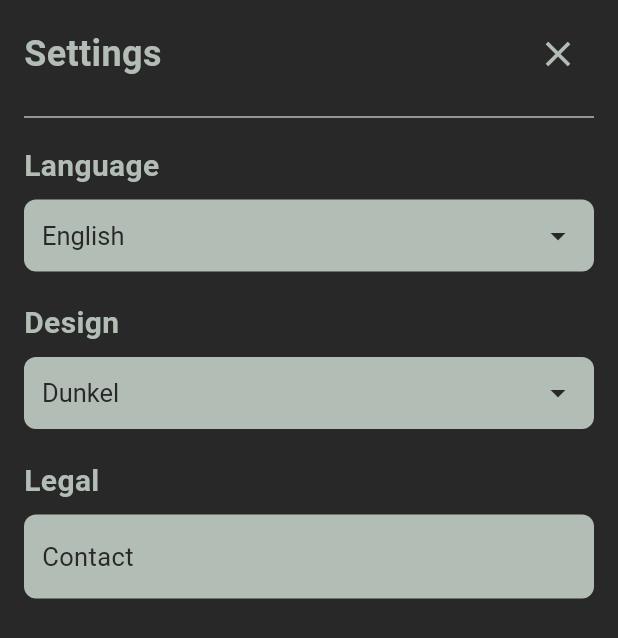
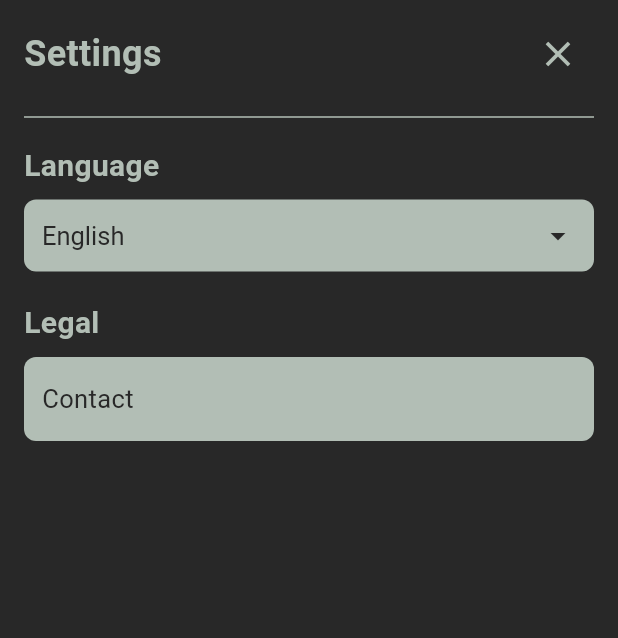
Before and after one commit to Schilling18/charging_station, a Flutter app: the SettingsOverlay widget shown alone on an empty page, opened directly with empty values, on a phone screen of 412 x 824 dp. Shown: the top 638 px of the screen. Run offline on Flutter 3.47's test engine with Material 3 defaults, Android fonts, the phone set to English and light mode, and no system bars; our stand-ins replace easy_localization, flutter_dotenv, flutter_map, geolocator, latlong2, permission_handler and 1 more; accounts and stored records are empty; network calls fail.

Commit message:
Design wurde rausgenommen

```diff
--- a/lib/widgets/settings_overlay.dart
+++ b/lib/widgets/settings_overlay.dart
@@ -18,7 +18,6 @@ class SettingsOverlay extends StatefulWidget {
 
 class SettingsOverlayState extends State<SettingsOverlay> {
   late Locale _selectedLocale;
-  String selectedTheme = 'Dunkel';
 
   final Map<String, Locale> languageMap = {
     'Deutsch': const Locale('de'),
@@ -31,27 +30,11 @@ class SettingsOverlayState extends State<SettingsOverlay> {
   void didChangeDependencies() {
     super.didChangeDependencies();
     _selectedLocale = context.locale;
-    _loadTheme();
   }
 
   Future<void> _saveLocale(Locale locale) async {
     final prefs = await SharedPreferences.getInstance();
     await prefs.setString('selectedLocale', locale.languageCode);
-  }
-
-  Future<void> _saveTheme(String theme) async {
-    final prefs = await SharedPreferences.getInstance();
-    await prefs.setString('selectedTheme', theme);
-  }
-
-  Future<void> _loadTheme() async {
-    final prefs = await SharedPreferences.getInstance();
-    String? theme = prefs.getString('selectedTheme');
-    if (theme != null && mounted) {
-      setState(() {
-        selectedTheme = theme;
-      });
-    }
   }
 
   void _showContactDialog(BuildContext context) {
@@ -196,62 +179,7 @@ class SettingsOverlayState extends State<SettingsOverlay> {
 
                 const SizedBox(height: 20),
 
-                // Design (Theme)
-                Text(
-                  "design".tr(),
-                  style: const TextStyle(
-                    fontSize: 20.0,
-                    fontWeight: FontWeight.bold,
-                    color: Color(0xFFB2BEB5),
-                  ),
-                ),
-                const SizedBox(height: 8),
-                Container(
-                  padding: const EdgeInsets.symmetric(horizontal: 12),
-                  decoration: BoxDecoration(
-                    color: const Color(0xFFB2BEB5),
-                    borderRadius: BorderRadius.circular(8.0),
-                  ),
-                  child: DropdownButtonHideUnderline(
-                    child: DropdownButton<String>(
-                      dropdownColor: const Color(0xFFB2BEB5),
-                      value: selectedTheme,
-                      isExpanded: true,
-                      icon: const Icon(Icons.arrow_drop_down,
-                          color: Color(0xFF282828)),
-                      items: ['Hell', 'Dunkel'].map((String value) {
-                        return DropdownMenuItem<String>(
-                          value: value,
-                          child: Text(
-                            value,
-                            style: const TextStyle(
-                              color: Color(0xFF282828),
-                              fontSize: 17.0,
-                            ),
-                          ),
-                        );
-                      }).toList(),
-                      onChanged: (String? value) async {
-                        if (value != null) {
-                          setState(() {
-                            selectedTheme = value;
-                          });
-                          if (widget.onThemeChanged != null) {
-                            widget.onThemeChanged!(value);
-                          }
-                          await _saveTheme(value);
-                        }
-                      },
-                      style: const TextStyle(
-                        color: Color(0xFF282828),
-                        fontSize: 17.0,
-                      ),
-                    ),
-                  ),
-                ),
-
-                const SizedBox(height: 20),
-
+                // Kontakt / Rechtliches
                 Text(
                   "legal".tr(),
                   style: const TextStyle(
```
